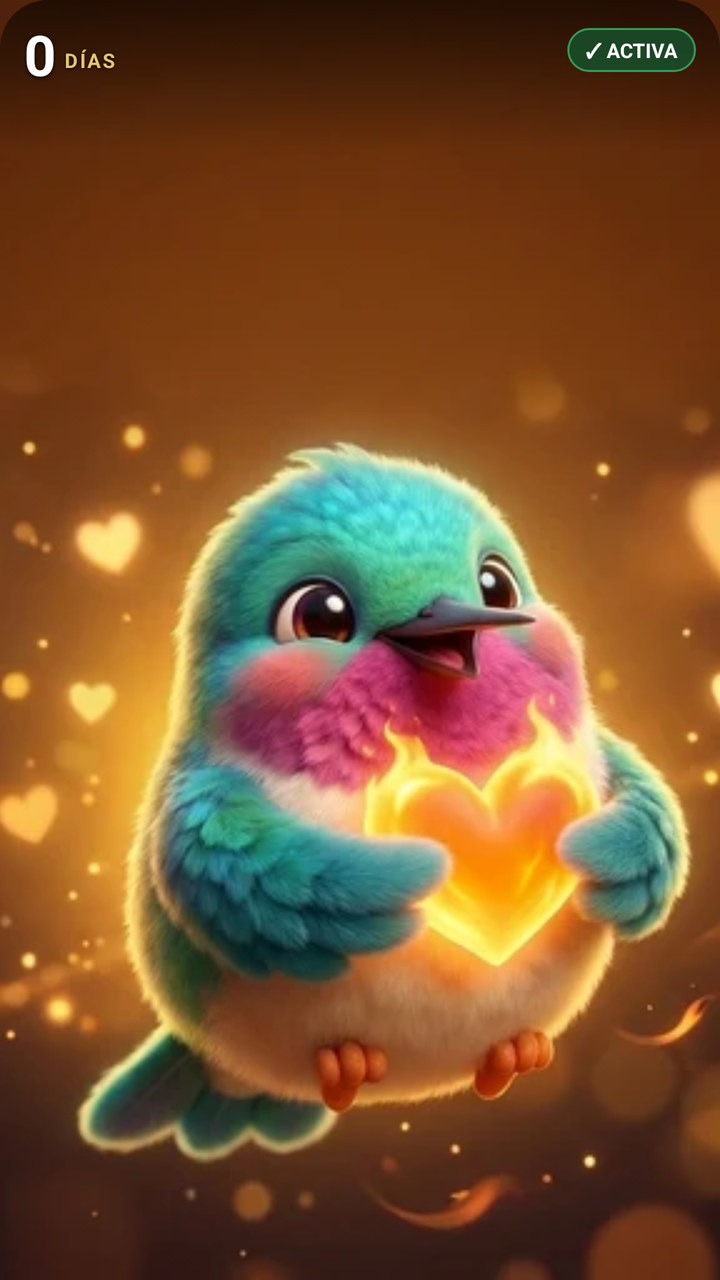
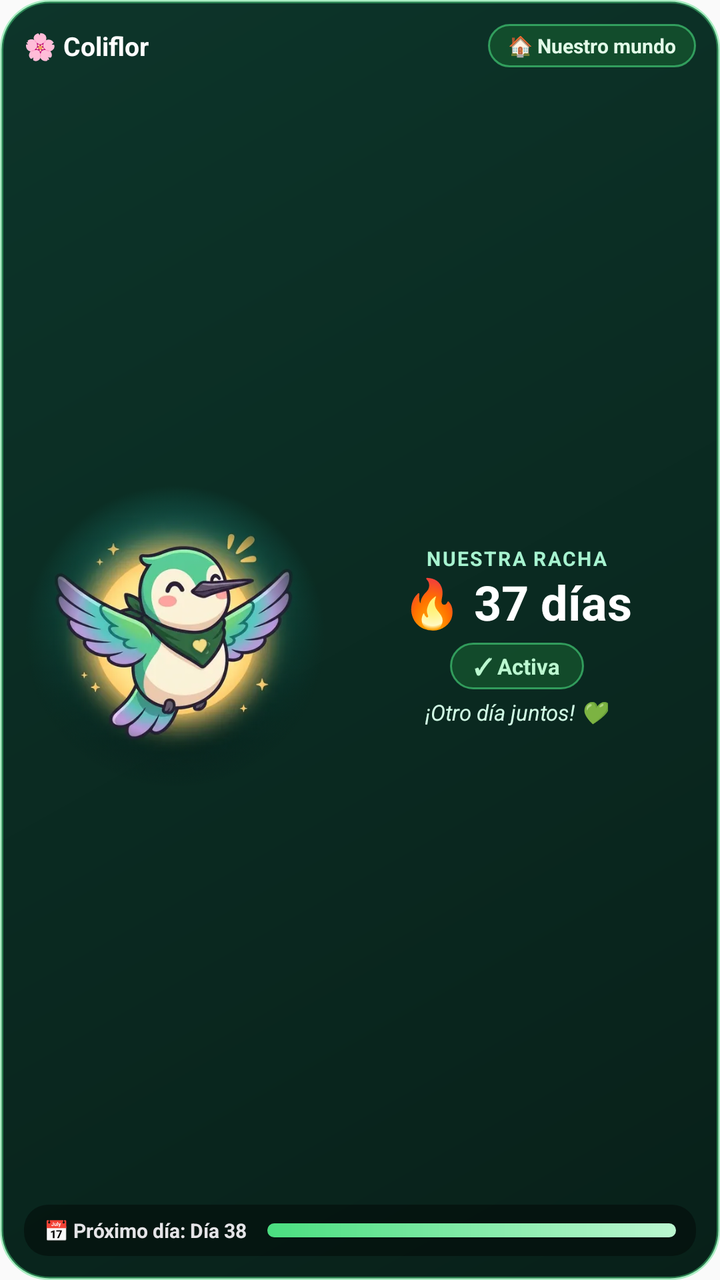

Compare the two renders of this Android layout. The source of the first and the diff that turns it into the second are given below.
<!-- AndroidManifest.xml: application theme AppTheme -->
<!-- res/layout/widget_streak.xml -->
<?xml version="1.0" encoding="utf-8"?>
<FrameLayout xmlns:android="http://schemas.android.com/apk/res/android"
    android:id="@+id/widget_root"
    android:layout_width="match_parent"
    android:layout_height="match_parent">

    
    <ImageView
        android:id="@+id/widget_bg_art"
        android:layout_width="match_parent"
        android:layout_height="match_parent"
        android:scaleType="centerCrop"
        android:src="@drawable/widget_coliflor_active"
        android:contentDescription="@string/app_name" />

    
    <ImageView
        android:layout_width="match_parent"
        android:layout_height="76dp"
        android:layout_gravity="top"
        android:src="@drawable/widget_top_scrim"
        android:contentDescription="@null" />

    
    <RelativeLayout
        android:id="@+id/widget_info_container"
        android:layout_width="match_parent"
        android:layout_height="match_parent"
        android:padding="12dp">

        
        <LinearLayout
            android:layout_width="wrap_content"
            android:layout_height="wrap_content"
            android:layout_alignParentStart="true"
            android:layout_alignParentTop="true"
            android:orientation="horizontal"
            android:gravity="bottom">

            <TextView
                android:id="@+id/widget_streak_number"
                android:layout_width="wrap_content"
                android:layout_height="wrap_content"
                android:text="0"
                android:textColor="#FFFFFF"
                android:textSize="28sp"
                android:textStyle="bold"
                android:shadowColor="#CC000000"
                android:shadowDx="0"
                android:shadowDy="2"
                android:shadowRadius="6"
                android:includeFontPadding="false" />

            <TextView
                android:id="@+id/widget_streak_label"
                android:layout_width="wrap_content"
                android:layout_height="wrap_content"
                android:layout_marginStart="4dp"
                android:layout_marginBottom="4dp"
                android:text="DÍAS"
                android:textColor="#E5C573"
                android:textSize="10sp"
                android:textStyle="bold"
                android:letterSpacing="0.08"
                android:shadowColor="#CC000000"
                android:shadowDx="0"
                android:shadowDy="1"
                android:shadowRadius="4" />
        </LinearLayout>

        
        <TextView
            android:id="@+id/widget_status_pill"
            android:layout_width="wrap_content"
            android:layout_height="wrap_content"
            android:layout_alignParentEnd="true"
            android:layout_alignParentTop="true"
            android:layout_marginTop="2dp"
            android:paddingStart="9dp"
            android:paddingEnd="9dp"
            android:paddingTop="4dp"
            android:paddingBottom="4dp"
            android:text="✓ ACTIVA"
            android:textColor="#FFFFFF"
            android:textSize="10sp"
            android:textStyle="bold"
            android:background="@drawable/widget_pill_active" />

    </RelativeLayout>

</FrameLayout>
<!-- resources referenced by this layout -->
<resources>
  <!-- drawable widget_coliflor_active: webp bitmap (drawable-nodpi, 26690 bytes) -->
  <!-- drawable widget_pill_active (drawable) -->
  <?xml version="1.0" encoding="utf-8"?>
  <shape xmlns:android="http://schemas.android.com/apk/res/android"
      android:shape="rectangle">
      <solid android:color="#CC14532D" />
      <corners android:radius="999dp" />
      <stroke
          android:width="1dp"
          android:color="#994ADE80" />
  </shape>
  <!-- drawable widget_top_scrim (drawable) -->
  <?xml version="1.0" encoding="utf-8"?>
  <shape xmlns:android="http://schemas.android.com/apk/res/android"
      android:shape="rectangle">
      <gradient
          android:angle="270"
          android:startColor="#99000000"
          android:endColor="#00000000" />
      <corners
          android:topLeftRadius="24dp"
          android:topRightRadius="24dp" />
  </shape>
  <string name="app_name">Coliflor</string>
  <style name="AppTheme" parent="Theme.AppCompat.Light.DarkActionBar">
          
          <item name="colorPrimary">@color/colorPrimary</item>
          <item name="colorPrimaryDark">@color/colorPrimaryDark</item>
          <item name="colorAccent">@color/colorAccent</item>
      </style>
</resources>

<!-- the commit's change to res/layout/widget_streak.xml (unified diff, before → after) -->
@@ -1,91 +1,152 @@
 <?xml version="1.0" encoding="utf-8"?>
-<FrameLayout xmlns:android="http://schemas.android.com/apk/res/android"
+<LinearLayout xmlns:android="http://schemas.android.com/apk/res/android"
     android:id="@+id/widget_root"
     android:layout_width="match_parent"
-    android:layout_height="match_parent">
-
-    
-    <ImageView
-        android:id="@+id/widget_bg_art"
-        android:layout_width="match_parent"
-        android:layout_height="match_parent"
-        android:scaleType="centerCrop"
-        android:src="@drawable/widget_coliflor_active"
-        android:contentDescription="@string/app_name" />
-
-    
-    <ImageView
-        android:layout_width="match_parent"
-        android:layout_height="76dp"
-        android:layout_gravity="top"
-        android:src="@drawable/widget_top_scrim"
-        android:contentDescription="@null" />
+    android:layout_height="match_parent"
+    android:orientation="vertical"
+    android:background="@drawable/widget_card_active"
+    android:padding="12dp">
 
     
     <RelativeLayout
-        android:id="@+id/widget_info_container"
         android:layout_width="match_parent"
-        android:layout_height="match_parent"
-        android:padding="12dp">
+        android:layout_height="wrap_content">
 
-        
-        <LinearLayout
+        <TextView
+            android:id="@+id/widget_brand"
             android:layout_width="wrap_content"
             android:layout_height="wrap_content"
             android:layout_alignParentStart="true"
-            android:layout_alignParentTop="true"
-            android:orientation="horizontal"
-            android:gravity="bottom">
+            android:layout_centerVertical="true"
+            android:text="🌸 Coliflor"
+            android:textColor="#FFFFFF"
+            android:textSize="13sp"
+            android:textStyle="bold" />
+
+        <TextView
+            android:id="@+id/widget_btn_world"
+            android:layout_width="wrap_content"
+            android:layout_height="wrap_content"
+            android:layout_alignParentEnd="true"
+            android:layout_centerVertical="true"
+            android:paddingStart="10dp"
+            android:paddingEnd="10dp"
+            android:paddingTop="4dp"
+            android:paddingBottom="4dp"
+            android:text="🏠 Nuestro mundo"
+            android:textColor="#E2FBE8"
+            android:textSize="10sp"
+            android:textStyle="bold"
+            android:background="@drawable/widget_pill_active" />
+    </RelativeLayout>
+
+    
+    <LinearLayout
+        android:id="@+id/widget_info_container"
+        android:layout_width="match_parent"
+        android:layout_height="0dp"
+        android:layout_weight="1"
+        android:orientation="horizontal"
+        android:gravity="center_vertical"
+        android:paddingTop="4dp"
+        android:paddingBottom="4dp">
+
+        <ImageView
+            android:id="@+id/widget_bg_art"
+            android:layout_width="0dp"
+            android:layout_height="match_parent"
+            android:layout_weight="0.45"
+            android:scaleType="fitCenter"
+            android:src="@drawable/widget_coliflor_active"
+            android:contentDescription="@string/app_name" />
+
+        <LinearLayout
+            android:layout_width="0dp"
+            android:layout_height="wrap_content"
+            android:layout_weight="0.55"
+            android:orientation="vertical"
+            android:gravity="center_horizontal"
+            android:paddingStart="6dp">
+
+            <TextView
+                android:id="@+id/widget_eyebrow"
+                android:layout_width="wrap_content"
+                android:layout_height="wrap_content"
+                android:text="NUESTRA RACHA"
+                android:textColor="#A7F3D0"
+                android:textSize="10sp"
+                android:textStyle="bold"
+                android:letterSpacing="0.08" />
 
             <TextView
                 android:id="@+id/widget_streak_number"
                 android:layout_width="wrap_content"
                 android:layout_height="wrap_content"
-                android:text="0"
+                android:text="🔥 37 días"
                 android:textColor="#FFFFFF"
-                android:textSize="28sp"
+                android:textSize="24sp"
                 android:textStyle="bold"
-                android:shadowColor="#CC000000"
-                android:shadowDx="0"
-                android:shadowDy="2"
-                android:shadowRadius="6"
-                android:includeFontPadding="false" />
+                android:includeFontPadding="false"
+                android:layout_marginTop="2dp" />
 
             <TextView
-                android:id="@+id/widget_streak_label"
+                android:id="@+id/widget_status_pill"
                 android:layout_width="wrap_content"
                 android:layout_height="wrap_content"
-                android:layout_marginStart="4dp"
-                android:layout_marginBottom="4dp"
-                android:text="DÍAS"
-                android:textColor="#E5C573"
-                android:textSize="10sp"
+                android:layout_marginTop="5dp"
+                android:paddingStart="12dp"
+                android:paddingEnd="12dp"
+                android:paddingTop="4dp"
+                android:paddingBottom="4dp"
+                android:text="✓ Activa"
+                android:textColor="#BBF7D0"
+                android:textSize="11sp"
                 android:textStyle="bold"
-                android:letterSpacing="0.08"
-                android:shadowColor="#CC000000"
-                android:shadowDx="0"
-                android:shadowDy="1"
-                android:shadowRadius="4" />
+                android:background="@drawable/widget_pill_active" />
+
+            <TextView
+                android:id="@+id/widget_tagline"
+                android:layout_width="wrap_content"
+                android:layout_height="wrap_content"
+                android:layout_marginTop="4dp"
+                android:text="¡Otro día juntos! 💚"
+                android:textColor="#D1FAE5"
+                android:textSize="11sp"
+                android:textStyle="italic" />
         </LinearLayout>
+    </LinearLayout>
 
-        
+    
+    <LinearLayout
+        android:layout_width="match_parent"
+        android:layout_height="wrap_content"
+        android:orientation="horizontal"
+        android:gravity="center_vertical"
+        android:background="@drawable/widget_footer_bg"
+        android:paddingStart="10dp"
+        android:paddingEnd="10dp"
+        android:paddingTop="6dp"
+        android:paddingBottom="6dp">
+
         <TextView
-            android:id="@+id/widget_status_pill"
+            android:id="@+id/widget_next_day"
             android:layout_width="wrap_content"
             android:layout_height="wrap_content"
-            android:layout_alignParentEnd="true"
-            android:layout_alignParentTop="true"
-            android:layout_marginTop="2dp"
-            android:paddingStart="9dp"
-            android:paddingEnd="9dp"
-            android:paddingTop="4dp"
-            android:paddingBottom="4dp"
-            android:text="✓ ACTIVA"
-            android:textColor="#FFFFFF"
+            android:text="📅 Próximo día: Día 38"
+            android:textColor="#E4E4E7"
             android:textSize="10sp"
-            android:textStyle="bold"
-            android:background="@drawable/widget_pill_active" />
+            android:textStyle="bold" />
 
-    </RelativeLayout>
+        <ProgressBar
+            android:id="@+id/widget_progress"
+            style="?android:attr/progressBarStyleHorizontal"
+            android:layout_width="0dp"
+            android:layout_height="7dp"
+            android:layout_weight="1"
+            android:layout_marginStart="10dp"
+            android:max="100"
+            android:progress="100"
+            android:progressDrawable="@drawable/widget_progress_active" />
+    </LinearLayout>
 
-</FrameLayout>
+</LinearLayout>
<!-- resource entries referenced after the edit -->
@@ -1,6 +1,26 @@
 <!-- resources referenced by this layout -->
 <resources>
-  <!-- drawable widget_coliflor_active: webp bitmap (drawable-nodpi, 26690 bytes) -->
+  <!-- drawable widget_card_active (drawable) -->
+  <?xml version="1.0" encoding="utf-8"?>
+  <shape xmlns:android="http://schemas.android.com/apk/res/android"
+      android:shape="rectangle">
+      <gradient
+          android:angle="315"
+          android:startColor="#0D352A"
+          android:endColor="#082019" />
+      <corners android:radius="24dp" />
+      <stroke
+          android:width="1.5dp"
+          android:color="#734ADE80" />
+  </shape>
+  <!-- drawable widget_coliflor_active: webp bitmap (drawable-nodpi, 27696 bytes) -->
+  <!-- drawable widget_footer_bg (drawable) -->
+  <?xml version="1.0" encoding="utf-8"?>
+  <shape xmlns:android="http://schemas.android.com/apk/res/android"
+      android:shape="rectangle">
+      <solid android:color="#66000000" />
+      <corners android:radius="12dp" />
+  </shape>
   <!-- drawable widget_pill_active (drawable) -->
   <?xml version="1.0" encoding="utf-8"?>
   <shape xmlns:android="http://schemas.android.com/apk/res/android"
@@ -11,18 +31,27 @@
           android:width="1dp"
           android:color="#994ADE80" />
   </shape>
-  <!-- drawable widget_top_scrim (drawable) -->
+  <!-- drawable widget_progress_active (drawable) -->
   <?xml version="1.0" encoding="utf-8"?>
-  <shape xmlns:android="http://schemas.android.com/apk/res/android"
-      android:shape="rectangle">
-      <gradient
-          android:angle="270"
-          android:startColor="#99000000"
-          android:endColor="#00000000" />
-      <corners
-          android:topLeftRadius="24dp"
-          android:topRightRadius="24dp" />
-  </shape>
+  <layer-list xmlns:android="http://schemas.android.com/apk/res/android">
+      <item android:id="@android:id/background">
+          <shape android:shape="rectangle">
+              <solid android:color="#33FFFFFF" />
+              <corners android:radius="999dp" />
+          </shape>
+      </item>
+      <item android:id="@android:id/progress">
+          <clip>
+              <shape android:shape="rectangle">
+                  <gradient
+                      android:angle="0"
+                      android:startColor="#4ADE80"
+                      android:endColor="#BBF7D0" />
+                  <corners android:radius="999dp" />
+              </shape>
+          </clip>
+      </item>
+  </layer-list>
   <string name="app_name">Coliflor</string>
   <style name="AppTheme" parent="Theme.AppCompat.Light.DarkActionBar">
           
